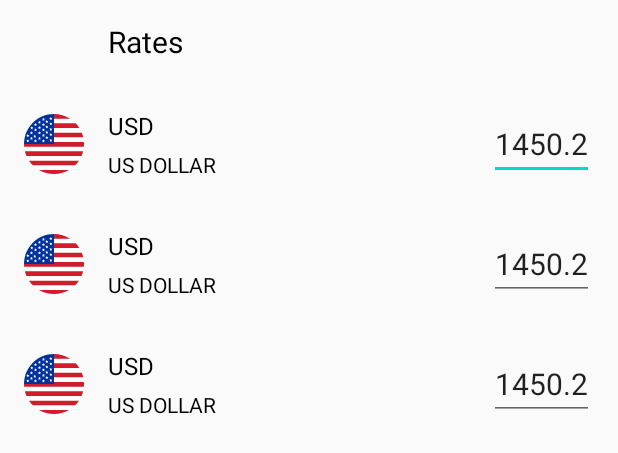
After one commit to ddveloperr/Currencies, an Android app: the layout fragment_currencies.xml on its own in the app's theme, with its tools: preview values and no code run, on a phone screen of 412 x 824 dp. The commit adds this screen. Shown: the top 453 px of the screen. Run offline under Robolectric (Android 15) with nearby library versions, the phone set to English and light mode, and no system bars.

Commit message:
Added recycler item with adapter and model

```diff
--- a/app/build.gradle.kts
+++ b/app/build.gradle.kts
@@ -1,5 +1,4 @@
 import org.jetbrains.kotlin.config.KotlinCompilerVersion
-
 plugins {
     id("com.android.application")
     kotlin("android")
--- a/app/src/main/java/com/example/currencies/App.kt
+++ b/app/src/main/java/com/example/currencies/App.kt
@@ -1,8 +1,8 @@
 package com.example.currencies
 
 import android.app.Application
+import com.example.currencies.common.utils.addDefaultUncaughtExceptionHandler
 import com.example.currencies.di.DaggerAppComponent
-import com.example.currencies.utils.addDefaultUncaughtExceptionHandler
 import dagger.android.AndroidInjector
 import dagger.android.DispatchingAndroidInjector
 import dagger.android.HasAndroidInjector
--- a/app/src/main/java/com/example/currencies/utils/ErrorUtils.kt
+++ b/app/src/main/java/com/example/currencies/common/utils/ErrorExt.kt
@@ -1,4 +1,4 @@
-package com.example.currencies.utils
+package com.example.currencies.common.utils
 
 inline fun addDefaultUncaughtExceptionHandler(crossinline uncaughtExceptionHandler: (Thread, error: Throwable) -> Unit) {
     val currentUncaughtExceptionHandler = Thread.getDefaultUncaughtExceptionHandler()
--- /dev/null
+++ b/app/src/main/java/com/example/currencies/common/utils/UiExt.kt
@@ -0,0 +1,4 @@
+package com.example.currencies.common.utils
+
+inline fun <T> lazyNone(noinline initializer: () -> T) =
+    lazy(LazyThreadSafetyMode.NONE, initializer)
--- a/app/src/main/java/com/example/currencies/di/modules/MainActivityFragmentModule.kt
+++ b/app/src/main/java/com/example/currencies/di/modules/MainActivityFragmentModule.kt
@@ -1,7 +1,7 @@
 package com.example.currencies.di.modules
 
 import com.example.currencies.di.scope.FragmentScope
-import com.example.currencies.ui.FirstFragment
+import com.example.currencies.ui.CurrenciesFragment
 import dagger.Module
 import dagger.android.ContributesAndroidInjector
 
@@ -10,5 +10,5 @@ abstract class MainActivityFragmentModule {
 
     @ContributesAndroidInjector
     @FragmentScope
-    abstract fun contributeFirstFragmentInjector(): FirstFragment
+    abstract fun contributeFirstFragmentInjector(): CurrenciesFragment
 }
--- /dev/null
+++ b/app/src/main/res/layout/fragment_currencies.xml
@@ -0,0 +1,17 @@
+<?xml version="1.0" encoding="utf-8"?>
+<FrameLayout xmlns:android="http://schemas.android.com/apk/res/android"
+    xmlns:app="http://schemas.android.com/apk/res-auto"
+    android:layout_width="match_parent"
+    android:layout_height="match_parent"
+    xmlns:tools="http://schemas.android.com/tools">
+
+    <include layout="@layout/include_toolbar" />
+
+    <androidx.recyclerview.widget.RecyclerView
+        android:id="@+id/recyclerView"
+        android:layout_width="match_parent"
+        android:layout_height="match_parent"
+        android:layout_marginTop="?attr/actionBarSize"
+        tools:listitem="@layout/item_currency"
+        app:layoutManager="androidx.recyclerview.widget.LinearLayoutManager" />
+</FrameLayout>
--- /dev/null
+++ b/app/src/main/res/layout/item_currency.xml
@@ -0,0 +1,53 @@
+<?xml version="1.0" encoding="utf-8"?>
+<androidx.constraintlayout.widget.ConstraintLayout xmlns:android="http://schemas.android.com/apk/res/android"
+    xmlns:app="http://schemas.android.com/apk/res-auto"
+    xmlns:tools="http://schemas.android.com/tools"
+    android:layout_width="match_parent"
+    android:layout_height="wrap_content"
+    android:padding="16dp">
+
+    <ImageView
+        android:id="@+id/flagIcon"
+        android:layout_width="40dp"
+        android:layout_height="40dp"
+        app:layout_constraintBottom_toBottomOf="parent"
+        app:layout_constraintStart_toStartOf="parent"
+        app:layout_constraintTop_toTopOf="parent"
+        tools:src="@drawable/ic_flag_usa" />
+
+    <TextView
+        android:id="@+id/currencyTitle"
+        android:layout_width="wrap_content"
+        android:layout_height="wrap_content"
+        android:layout_marginStart="16dp"
+        android:textAppearance="@style/TextAppearance.Primary.16"
+        app:layout_constraintBottom_toTopOf="@id/currencySubtitle"
+        app:layout_constraintHorizontal_chainStyle="packed"
+        app:layout_constraintStart_toEndOf="@id/flagIcon"
+        app:layout_constraintTop_toTopOf="parent"
+        tools:text="USD" />
+
+    <TextView
+        android:id="@+id/currencySubtitle"
+        android:layout_width="wrap_content"
+        android:layout_height="wrap_content"
+        android:layout_marginStart="16dp"
+        android:layout_marginTop="4dp"
+        android:textAppearance="@style/TextAppearance.Secondary.14"
+        app:layout_constraintBottom_toBottomOf="parent"
+        app:layout_constraintStart_toEndOf="@id/flagIcon"
+        app:layout_constraintTop_toBottomOf="@id/currencyTitle"
+        tools:text="US DOLLAR" />
+
+    <EditText
+        android:id="@+id/rateValue"
+        android:layout_width="wrap_content"
+        android:layout_height="wrap_content"
+        android:inputType="numberDecimal"
+        android:textAppearance="@style/TextAppearance.Primary.20"
+        app:layout_constraintBottom_toBottomOf="parent"
+        app:layout_constraintEnd_toEndOf="parent"
+        app:layout_constraintTop_toTopOf="parent"
+        tools:text="1450.2" />
+
+</androidx.constraintlayout.widget.ConstraintLayout>
```
Also changed, not shown: app/src/main/java/com/example/currencies/common/StringSource.kt (added, +16 -0 lines), app/src/main/java/com/example/currencies/ui/CurrenciesFragment.kt (renamed from app/src/main/java/com/example/currencies/ui/FirstFragment.kt, +8 -3 lines), app/src/main/java/com/example/currencies/ui/MainActivity.kt (+1 -6 lines), app/src/main/java/com/example/currencies/ui/adapter/CurrenciesRecyclerAdapter.kt (added, +31 -0 lines), app/src/main/java/com/example/currencies/ui/adapter/CurrencyViewHolder.kt (added, +16 -0 lines), app/src/main/java/com/example/currencies/ui/adapter/CurrencyViewHolderItem.kt (added, +14 -0 lines), app/src/main/res/layout/fragment_first.xml (deleted, +0 -30 lines).
